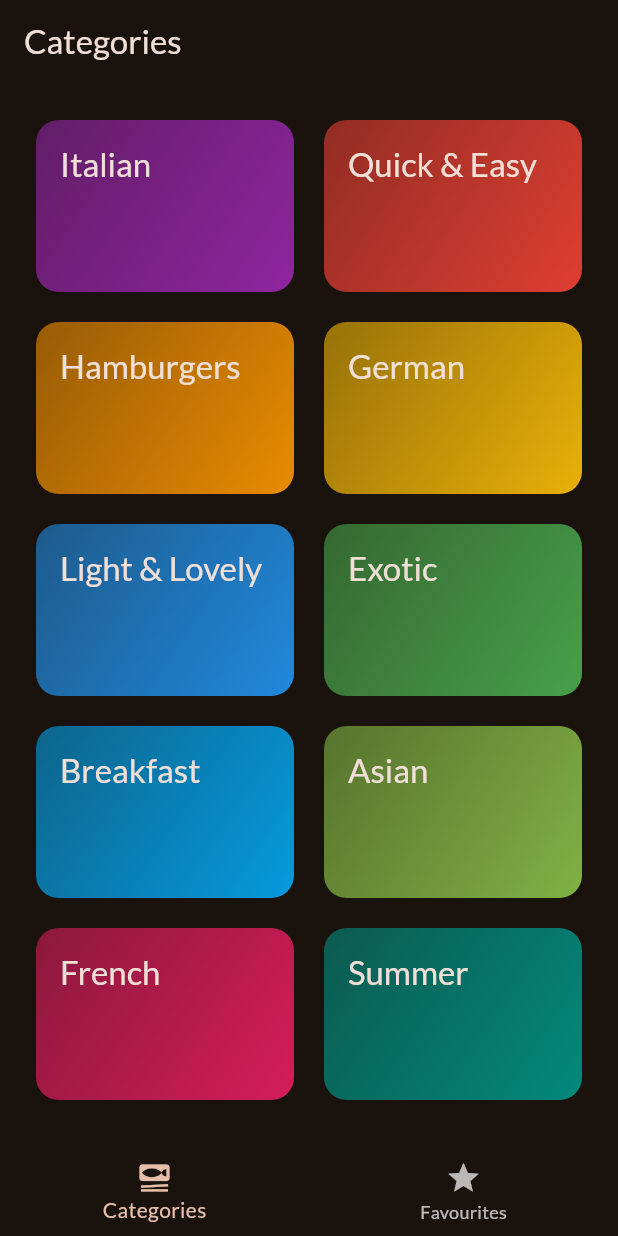
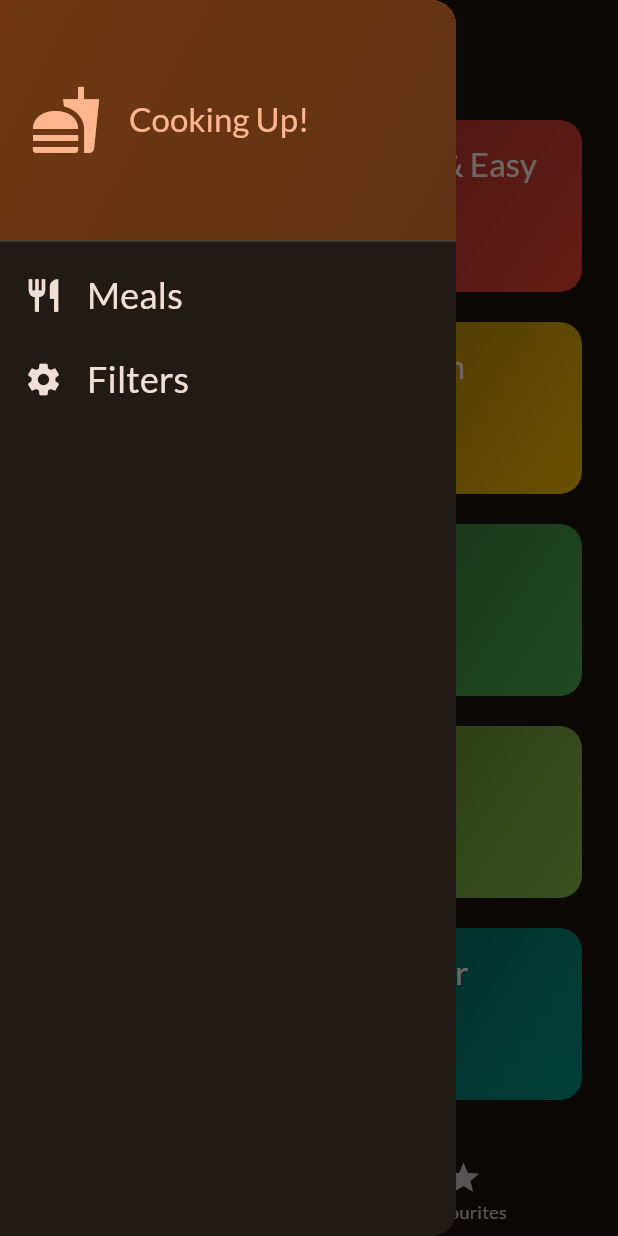
Before and after one commit to William-Archetype/course_project_p4, a Flutter app: the screen it shows after launch, with the side drawer open (before the commit the screen has no drawer), on a phone screen of 412 x 824 dp. Run offline on Flutter 3.47's test engine with Material 3 defaults, Android fonts, the light colour scheme and no system bars; our stand-ins replace google_fonts, transparent_image.

Commit message:
168 - 175

```diff
--- a/lib/screens/categories.dart
+++ b/lib/screens/categories.dart
@@ -1,20 +1,27 @@
 import 'package:course_project_4/data/dummy_data.dart';
 import 'package:course_project_4/models/category.dart';
+import 'package:course_project_4/models/meal.dart';
 import 'package:course_project_4/screens/meals.dart';
 import 'package:course_project_4/widgets/category_grid_item.dart';
 import 'package:flutter/material.dart';
 
 class CategoriesScreen extends StatelessWidget {
-  const CategoriesScreen({super.key});
+  const CategoriesScreen({
+    super.key,
+    required this.onToggleFavoutite,
+  });
+
+  final void Function(Meal meal) onToggleFavoutite;
 
   void _selectCategory(BuildContext context, Category category) {
     final filteredMeals = dummyMeals.where((meal) => meal.categories.contains(category.id)).toList();
 
     Navigator.push(context, MaterialPageRoute( // Navigator.of(context).push(....)
-        builder: (context) => MealsScreen(
-          title: category.title,
-          meals: filteredMeals,
-          )
+      builder: (context) => MealsScreen(
+        title: category.title,
+        meals: filteredMeals,
+        onToggleFavoutite: onToggleFavoutite,
+        ),
       )
     );
   }
--- a/lib/screens/tabs.dart
+++ b/lib/screens/tabs.dart
@@ -1,5 +1,8 @@
+import 'package:course_project_4/models/meal.dart';
 import 'package:course_project_4/screens/categories.dart';
+import 'package:course_project_4/screens/filters.dart';
 import 'package:course_project_4/screens/meals.dart';
+import 'package:course_project_4/widgets/main_drawer.dart';
 import 'package:flutter/material.dart';
 
 class TabsScreen extends StatefulWidget {
@@ -10,8 +13,34 @@
 }
 
 class _TabsScreenState extends State<TabsScreen> {
+  int _selectedPageIndex = 0;
+  final List<Meal> _favouriteMeals = [];
 
-  int _selectedPageIndex = 0;
+  void _showInforMessage(String message) {
+    ScaffoldMessenger.of(context).clearSnackBars();
+    ScaffoldMessenger.of(context).showSnackBar(
+      SnackBar(
+        content: Text(message),
+        duration: const Duration(seconds: 3),
+      ),
+    );
+  }
+
+  void _toggleMealFavourite(Meal meal) {
+    final isExisting = _favouriteMeals.contains(meal);
+
+    if (isExisting) {
+      setState(() {
+        _favouriteMeals.remove(meal);
+      });
+      _showInforMessage('Meal is no longer a favourite.');
+    } else {
+      setState(() {
+        _favouriteMeals.add(meal);
+      });
+      _showInforMessage('Marked as a favourite.');
+    }
+  }
 
   void _selectPage(int index) {
     setState(() {
@@ -19,20 +48,37 @@
     });
   }
 
+  void _setScreen(String identifier) {
+    Navigator.of(context).pop();
+
+    if (identifier == 'filters') {
+      Navigator.of(context)
+          .push(MaterialPageRoute(builder: (context) => const FiltersScreen()
+      ));
+    }
+  }
+
   @override
   Widget build(BuildContext context) {
-
-    Widget activePage = const CategoriesScreen();
+    Widget activePage = CategoriesScreen(
+      onToggleFavoutite: _toggleMealFavourite,
+    );
     var activePageTitle = 'Categories';
 
     if (_selectedPageIndex == 1) {
-      activePage = MealsScreen(meals: []);
+      activePage = MealsScreen(
+        meals: _favouriteMeals,
+        onToggleFavoutite: _toggleMealFavourite,
+      );
       activePageTitle = 'Favourites';
     }
 
     return Scaffold(
       appBar: AppBar(
         title: Text(activePageTitle),
+      ),
+      drawer: MainDrawer(
+        onSelectScreen: _setScreen,
       ),
       body: activePage,
       bottomNavigationBar: BottomNavigationBar(
--- /dev/null
+++ b/lib/widgets/main_drawer.dart
@@ -0,0 +1,86 @@
+import 'package:flutter/material.dart';
+
+class MainDrawer extends StatelessWidget {
+  const MainDrawer({
+    super.key,
+    required this.onSelectScreen,
+  });
+
+  final void Function(String identifier) onSelectScreen;
+
+  @override
+  Widget build(BuildContext context) {
+    return Drawer(
+      child: Column(
+        children: [
+          DrawerHeader(
+            padding: const EdgeInsets.all(20),
+            decoration: BoxDecoration(
+              gradient: LinearGradient(
+                colors: [
+                  Theme.of(context).colorScheme.primaryContainer,
+                  Theme.of(context)
+                      .colorScheme
+                      .primaryContainer
+                      .withOpacity(0.8),
+                ],
+                begin: Alignment.topLeft,
+                end: Alignment.bottomRight,
+              ),
+            ),
+            child: Row(
+              children: [
+                Icon(
+                  Icons.fastfood,
+                  size: 48,
+                  color: Theme.of(context).colorScheme.primary,
+                ),
+                const SizedBox(width: 18),
+                Text(
+                  'Cooking Up!',
+                  style: Theme.of(context).textTheme.titleLarge!.copyWith(
+                        color: Theme.of(context).colorScheme.primary,
+                      ),
+                )
+              ],
+            ),
+          ),
+          ListTile(
+            leading: Icon(
+              Icons.restaurant,
+              size: 26,
+              color: Theme.of(context).colorScheme.onBackground,
+            ),
+            title: Text(
+              'Meals',
+              style: Theme.of(context).textTheme.titleSmall!.copyWith(
+                    color: Theme.of(context).colorScheme.onBackground,
+                    fontSize: 24,
+                  ),
+            ),
+            onTap: () {
+              onSelectScreen('meals');
+            },
+          ),
+          ListTile(
+            leading: Icon(
+              Icons.settings,
+              size: 26,
+              color: Theme.of(context).colorScheme.onBackground,
+            ),
+            title: Text(
+              'Filters',
+              style: Theme.of(context).textTheme.titleSmall!.copyWith(
+                    color: Theme.of(context).colorScheme.onBackground,
+                    fontSize: 24,
+                  ),
+            ),
+            onTap: () {
+              onSelectScreen('filters');
+            },
+          ),
+        ],
+      ),
+    );
+  }
+}
```
Also changed, not shown: lib/screens/filters.dart (added, +138 -0 lines), lib/screens/meal_details.dart (+10 -0 lines), lib/screens/meals.dart (+6 -1 lines), 11 other files.
